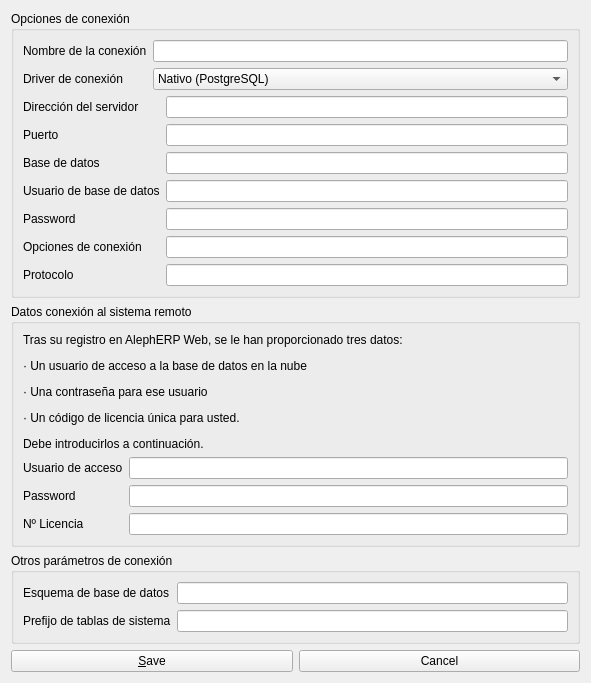
Old version of the form src/lib/daobusiness/forms/aerpeditconnectoptionsdlg.ui in the repository dpinelo/AS7.
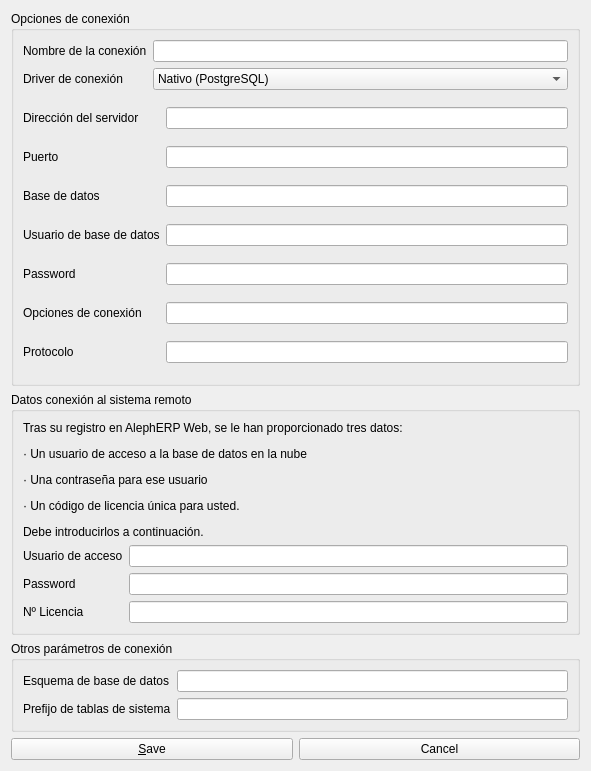
New version of the form. Icons and pictures are not drawn.

Commit message: Password not showed on EditConnectOptionsDlg.

```diff
--- a/src/lib/daobusiness/forms/aerpeditconnectoptionsdlg.ui
+++ b/src/lib/daobusiness/forms/aerpeditconnectoptionsdlg.ui
@@ -7,7 +7,7 @@
     <x>0</x>
     <y>0</y>
     <width>591</width>
-    <height>628</height>
+    <height>771</height>
    </rect>
   </property>
   <property name="windowTitle">
@@ -134,7 +134,11 @@
            </widget>
           </item>
           <item row="4" column="1">
-           <widget class="QLineEdit" name="lePassword"/>
+           <widget class="QLineEdit" name="lePassword">
+            <property name="echoMode">
+             <enum>QLineEdit::Password</enum>
+            </property>
+           </widget>
           </item>
           <item row="5" column="0">
            <widget class="QLabel" name="label_9">
```
Left out of the diff: 40 changed lines with no effect on the pictures.
